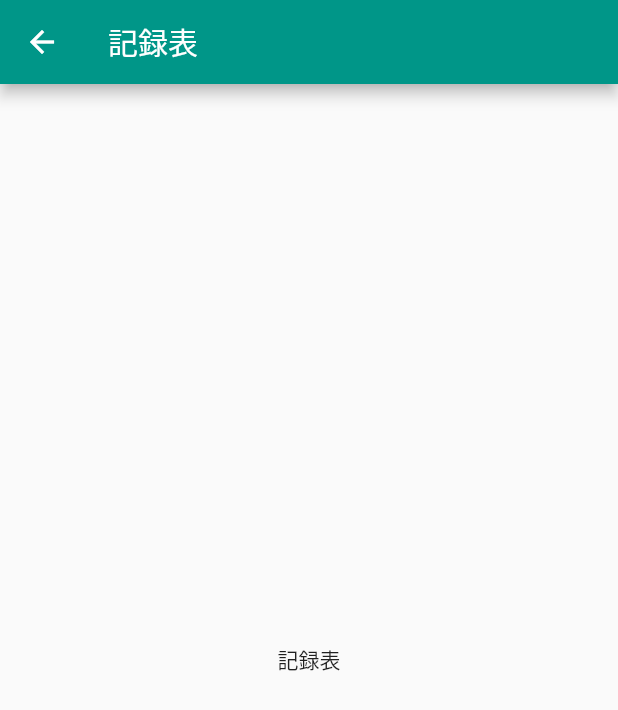
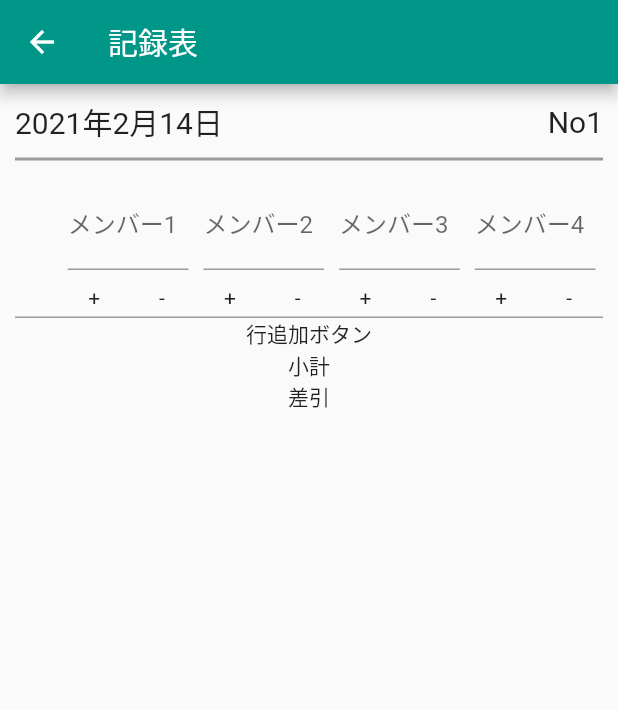
Before and after one commit to aniyome/jong_memo, a Flutter app: the screen it shows after launch, after a tap on "編集", on a phone screen of 412 x 824 dp. Shown: the top 710 px of the screen. Run offline on Flutter 3.47's test engine with Material 2 defaults, Android fonts, the phone set to English and light mode, and no system bars.

Commit message:
+と-のアイコンを追加

```diff
--- a/lib/screens/record_detail_screen.dart
+++ b/lib/screens/record_detail_screen.dart
@@ -8,7 +8,168 @@ class RecordDetailScreen extends StatelessWidget {
         title: Text("記録表"),
       ),
       body: Container(
-        child: Center(child: Text("記録表")),
+        padding: EdgeInsets.all(10.0),
+        child: Center(
+          child: Column(
+            children: [
+              Container(
+                child: Row(
+                    mainAxisAlignment: MainAxisAlignment.spaceBetween,
+                    children: [
+                      Text(
+                        "2021年2月14日",
+                        style: TextStyle(fontSize: 20),
+                      ),
+                      Text(
+                        "No1",
+                        style: TextStyle(fontSize: 20),
+                      ),
+                    ]),
+              ),
+              Divider(
+                height: 20,
+                thickness: 2,
+                color: Colors.black38,
+              ),
+              Container(
+                child: Row(
+                  children: [
+                    Expanded(
+                      flex: 2,
+                      child: Text(""),
+                    ),
+                    Expanded(
+                      flex: 6,
+                      child: Padding(
+                        padding: const EdgeInsets.all(5.0),
+                        child: TextFormField(
+                          decoration: InputDecoration(labelText: 'メンバー1'),
+                        ),
+                      ),
+                    ),
+                    Expanded(
+                      flex: 6,
+                      child: Padding(
+                        padding: const EdgeInsets.all(5.0),
+                        child: TextFormField(
+                          decoration: InputDecoration(labelText: 'メンバー2'),
+                        ),
+                      ),
+                    ),
+                    Expanded(
+                      flex: 6,
+                      child: Padding(
+                        padding: const EdgeInsets.all(5.0),
+                        child: TextFormField(
+                          decoration: InputDecoration(labelText: 'メンバー3'),
+                        ),
+                      ),
+                    ),
+                    Expanded(
+                      flex: 6,
+                      child: Padding(
+                        padding: const EdgeInsets.all(5.0),
+                        child: TextFormField(
+                          decoration: InputDecoration(labelText: 'メンバー4'),
+                        ),
+                      ),
+                    ),
+                  ],
+                ),
+              ),
+              Container(
+                child: Row(
+                  children: [
+                    Expanded(
+                      flex: 2,
+                      child: Text(""),
+                    ),
+                    Expanded(
+                      flex: 3,
+                      child: Center(
+                        child: Padding(
+                          padding: const EdgeInsets.all(5.0),
+                          child: Text("+"),
+                        ),
+                      ),
+                    ),
+                    Expanded(
+                      flex: 3,
+                      child: Center(
+                        child: Padding(
+                          padding: const EdgeInsets.all(5.0),
+                          child: Text("-"),
+                        ),
+                      ),
+                    ),
+                    Expanded(
+                      flex: 3,
+                      child: Center(
+                        child: Padding(
+                          padding: const EdgeInsets.all(5.0),
+                          child: Text("+"),
+                        ),
+                      ),
+                    ),
+                    Expanded(
+                      flex: 3,
+                      child: Center(
+                        child: Padding(
+                          padding: const EdgeInsets.all(5.0),
+                          child: Text("-"),
+                        ),
+                      ),
+                    ),
+                    Expanded(
+                      flex: 3,
+                      child: Center(
+                        child: Padding(
+                          padding: const EdgeInsets.all(5.0),
+                          child: Text("+"),
+                        ),
+                      ),
+                    ),
+                    Expanded(
+                      flex: 3,
+                      child: Center(
+                        child: Padding(
+                          padding: const EdgeInsets.all(5.0),
+                          child: Text("-"),
+                        ),
+                      ),
+                    ),
+                    Expanded(
+                      flex: 3,
+                      child: Center(
+                        child: Padding(
+                          padding: const EdgeInsets.all(5.0),
+                          child: Text("+"),
+                        ),
+                      ),
+                    ),
+                    Expanded(
+                      flex: 3,
+                      child: Center(
+                        child: Padding(
+                          padding: const EdgeInsets.all(5.0),
+                          child: Text("-"),
+                        ),
+                      ),
+                    ),
+                  ],
+                ),
+              ),
+              Divider(
+                height: 1,
+                thickness: 1,
+                color: Colors.black38,
+              ),
+              Container(child: Text("行追加ボタン")),
+              Text("小計"),
+              Text("差引"),
+            ],
+          ),
+        ),
       ),
     );
   }
--- a/lib/screens/record_list_screen.dart
+++ b/lib/screens/record_list_screen.dart
@@ -8,7 +8,7 @@ class RecordListScreen extends StatelessWidget {
   Widget build(BuildContext context) {
     return Scaffold(
         appBar: AppBar(
-          title: Text('じゃんメモ'),
+          title: Text('対局一覧'),
         ),
         floatingActionButton: FloatingActionButton(
           backgroundColor: Colors.teal,
```
